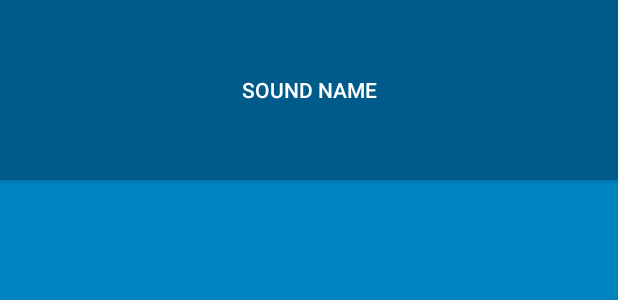
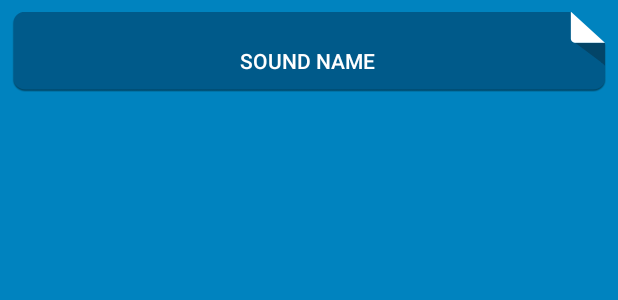
Before and after one commit to NikolaMr/LearningAndroid, an Android app: the layout list_item_sound.xml on its own in the app's theme, with its tools: preview values and no code run, on a phone screen of 412 x 824 dp. Shown: the top 300 px of the screen. Run offline under Robolectric (Android 15) with nearby library versions, the phone set to English and light mode, and no system bars.

Commit message:
Changed buttons to have an icon instead of simple shape. Removed shadow like effect by changing base style.

```diff
--- /dev/null
+++ b/BeatBox/app/src/main/res/drawable/button_beat_box.xml
@@ -0,0 +1,4 @@
+<selector xmlns:android="http://schemas.android.com/apk/res/android">
+    <item android:drawable="@drawable/ic_button_beat_box_pressed" android:state_pressed="true"></item>
+    <item android:drawable="@drawable/ic_button_beat_box_default"></item>
+</selector>
--- /dev/null
+++ b/BeatBox/app/src/main/res/drawable/button_beat_box_normal.xml
@@ -0,0 +1,4 @@
+<shape xmlns:android="http://schemas.android.com/apk/res/android"
+    android:shape="oval">
+    <solid android:color="@color/dark_blue"/>
+</shape>
--- a/BeatBox/app/src/main/res/layout/list_item_sound.xml
+++ b/BeatBox/app/src/main/res/layout/list_item_sound.xml
@@ -6,10 +6,16 @@
             name="viewModel"
             type="com.example.nikola.beatbox.SoundViewModel"/>
     </data>
-    <Button
+    <FrameLayout
         android:layout_width="match_parent"
-        android:layout_height="120dp"
-        android:text="@{viewModel.title}"
-        tools:text="Sound name"
-        android:onClick="@{()->viewModel.onButtonClicked()}"/>
+        android:layout_height="wrap_content"
+        android:layout_margin="8dp">
+        <Button
+            android:layout_width="match_parent"
+            android:layout_height="match_parent"
+            android:layout_gravity="center"
+            android:text="@{viewModel.title}"
+            tools:text="Sound name"
+            android:onClick="@{()->viewModel.onButtonClicked()}"/>
+    </FrameLayout>
 </layout>
--- a/BeatBox/app/src/main/res/values/styles.xml
+++ b/BeatBox/app/src/main/res/values/styles.xml
@@ -10,8 +10,8 @@
         <item name="buttonStyle">@style/BeatBoxButton</item>
     </style>
 
-    <style name="BeatBoxButton" parent="Widget.AppCompat.Button">
-        <item name="android:background">@color/dark_blue</item>
+    <style name="BeatBoxButton" parent="Widget.AppCompat.Button.Borderless">
+        <item name="android:background">@drawable/button_beat_box</item>
     </style>
 
 </resources>
```
Also changed, not shown: BeatBox/app/src/main/res/drawable/button_beat_box_pressed.xml (added, +20 -0 lines), BeatBox/app/src/main/res/drawable-xxhdpi/ic_button_beat_box_default.9.png (added), BeatBox/app/src/main/res/drawable-xxhdpi/ic_button_beat_box_pressed.9.png (added).
